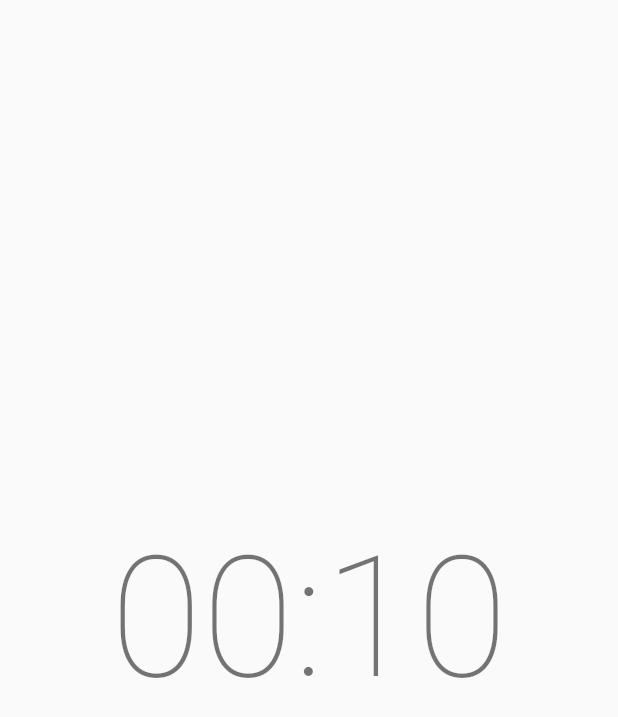
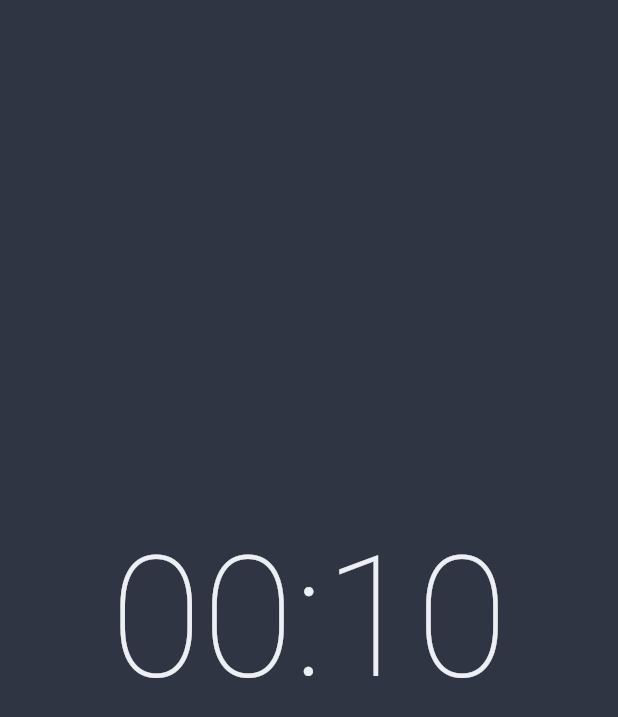
Before and after one commit to brenobattaglin/timer, a Flutter app: the screen it shows after launch, on a phone screen of 412 x 824 dp. Shown: the top 717 px of the screen. Run offline on Flutter 3.47's test engine with Material 2 defaults, Android fonts, the phone set to English and light mode, and no system bars; our stand-ins replace bloc, equatable, flutter_bloc.

Commit message:
Update theme

```diff
--- a/lib/app.dart
+++ b/lib/app.dart
@@ -6,11 +6,14 @@ class App extends StatelessWidget {
   Widget build(BuildContext context) {
     return MaterialApp(
       title: 'Flutter Timer',
-      theme: ThemeData(
-        primaryColor: Color.fromRGBO(109, 234, 255, 1),
-        colorScheme: ColorScheme.light(
-          secondary: Color.fromRGBO(72, 74, 126, 1),
+      theme: ThemeData.dark().copyWith(
+        textTheme: const TextTheme().copyWith(
+          headline1: const TextStyle(
+            color: Color(0xffeceff4),
+          ),
         ),
+        scaffoldBackgroundColor: const Color(0xff2F3543),
+        primaryColor: const Color(0xff2F3543),
       ),
       home: const TimerPage(),
     );
```
